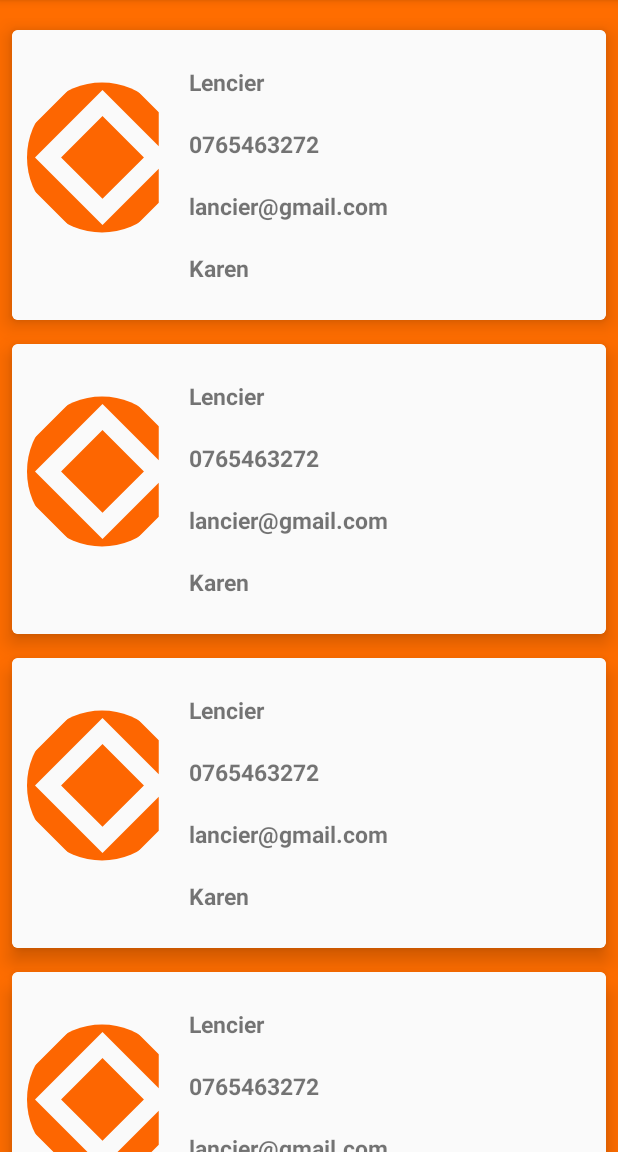
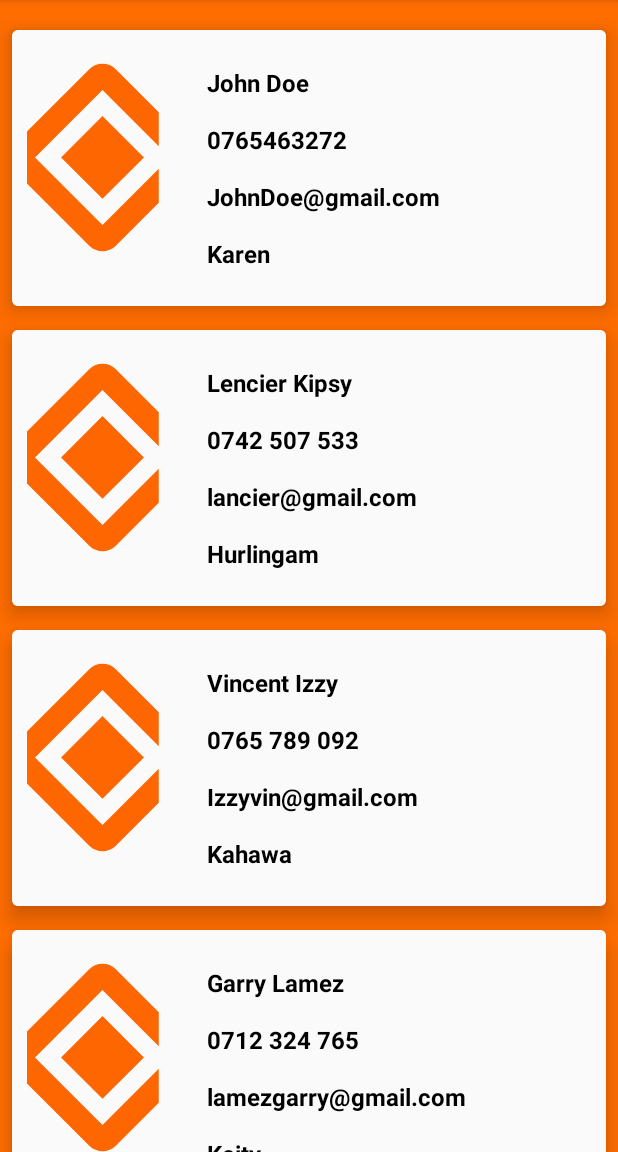
Before and after one commit to Awuor-Nancy/My-Contact-Application, an Android app: the screen it shows after launch (MainActivity), on a phone screen of 412 x 824 dp, the part 84-1236 px from its top. Run offline under Robolectric (Android 15) with nearby library versions, the phone set to English and light mode, and no system bars; our stand-ins replace Picasso; pictures from the network do not load.

Commit message:
added constraints

```diff
--- a/app/src/main/java/pic_book/com/mycontacts/ContactAdapter.kt
+++ b/app/src/main/java/pic_book/com/mycontacts/ContactAdapter.kt
@@ -13,7 +13,7 @@ RecyclerView.Adapter<ContactsViewHolder>(){
     override fun onCreateViewHolder(parent: ViewGroup, viewType: Int): ContactsViewHolder {
         //displays the list of items
 
-        var binding = ContactListItemBinding.inflate(LayoutInflater.from(parent.context),parent,false)
+        var binding =ContactListItemBinding.inflate(LayoutInflater.from(parent.context),parent,false)
         var contactsViewHolder = ContactsViewHolder(binding)
         return  contactsViewHolder
     }
@@ -24,8 +24,6 @@ RecyclerView.Adapter<ContactsViewHolder>(){
         holder.binding.tvPhone.text=currentContact.phoneNumber
         holder.binding.tvAddress.text=currentContact.address
         holder.binding.tvEmail.text=currentContact.email
-
-
         Picasso.get()
             .load(currentContact.image)
             .placeholder(R.drawable.ic_baseline_account_circle_24)
--- a/app/src/main/java/pic_book/com/mycontacts/MainActivity.kt
+++ b/app/src/main/java/pic_book/com/mycontacts/MainActivity.kt
@@ -15,13 +15,13 @@ class MainActivity : AppCompatActivity() {
     }
     fun displayContacts(){
 
-        var contact1 = Contact("Lencier","0765463272","lancier@gmail.com","Karen","https://unsplash.com/photos/fUFOerH8hhQ")
-        var contact2 = Contact("Lencier","0765463272","lancier@gmail.com","Karen","https://unsplash.com/photos/fUFOerH8hhQ")
-        var contact3 = Contact("Lencier","0765463272","lancier@gmail.com","Karen","https://unsplash.com/photos/fUFOerH8hhQ")
-        var contact4 = Contact("Lencier","0765463272","lancier@gmail.com","Karen","https://unsplash.com/photos/fUFOerH8hhQ")
-        var contact5 = Contact("Lencier","0765463272","lancier@gmail.com","Karen","https://unsplash.com/photos/fUFOerH8hhQ")
-        var contact6 = Contact("Lencier","0765463272","lancier@gmail.com","Karen","https://unsplash.com/photos/fUFOerH8hhQ")
-        var contact7 = Contact("Lencier","0765463272","lancier@gmail.com","Karen","https://unsplash.com/photos/fUFOerH8hhQ")
+        var contact1 = Contact("John Doe","0765463272","JohnDoe@gmail.com","Karen","https://unsplash.com/photos/fUFOerH8hhQ")
+        var contact2 = Contact("Lencier Kipsy","0742 507 533","lancier@gmail.com","Hurlingam","https://media.istockphoto.com/photos/excited-woman-wearing-rainbow-cardigan-picture-id1327495437?b=1&k=20&m=1327495437&s=170667a&w=0&h=Vbl-XLyAnBoTkyGXXi-X1CFzuSHlNcn-dqB-sCosxFo=")
+        var contact3 = Contact("Vincent Izzy","0765 789 092","Izzyvin@gmail.com","Kahawa","https://media.istockphoto.com/photos/excited-woman-wearing-rainbow-cardigan-picture-id1327495437?b=1&k=20&m=1327495437&s=170667a&w=0&h=Vbl-XLyAnBoTkyGXXi-X1CFzuSHlNcn-dqB-sCosxFo=")
+        var contact4 = Contact("Garry Lamez","0712 324 765","lamezgarry@gmail.com","Kcity","https://media.istockphoto.com/photos/shot-of-a-young-doctor-using-a-digital-tablet-in-a-modern-hospital-picture-id1366374033?b=1&k=20&m=1366374033&s=170667a&w=0&h=WAS8kD-qE-DkPmk-RV4nbQfw7ii03w1owc47j0FpLYU=")
+        var contact5 = Contact("Edrian Ozzi","0709 321 780","Ozziedi@gmail.com","Buruburu","https://media.istockphoto.com/photos/cheerful-fashionable-adult-man-in-city-setting-picture-id1310533180?b=1&k=20&m=1310533180&s=170667a&w=0&h=EdRuvIkrMifhyZJkHXf5Pk68ri44_g7OFnU8lIdbc-c=")
+        var contact6 = Contact("Damian Liam","0100 986 421","Liamdamian@gmail.com","Westlands","https://media.istockphoto.com/photos/elopement-wedding-picture-id1334542509?b=1&k=20&m=1334542509&s=170667a&w=0&h=MXlV6R3q3J5sGagIV4Iobn_S60HOCOzJPWahxPbZinI=")
+        var contact7 = Contact("Lizy Mitchelle","0798 075 321","MishyLiz@gmail.com","Upperhill","https://images.unsplash.com/photo-1503023345310-bd7c1de61c7d?ixlib=rb-1.2.1&ixid=MnwxMjA3fDB8MHxzZWFyY2h8MXx8aHVtYW58ZW58MHx8MHx8&auto=format&fit=crop&w=500&q=60")
 
 
         var contactList = listOf(contact1,contact2,contact3,contact4,contact5,contact6,contact7)
--- a/app/src/main/java/pic_book/com/mycontacts/viewContactActivity.kt
+++ b/app/src/main/java/pic_book/com/mycontacts/viewContactActivity.kt
@@ -1,5 +1,6 @@
 package pic_book.com.mycontacts
 
+import android.content.Intent
 import androidx.appcompat.app.AppCompatActivity
 import android.os.Bundle
 import android.widget.Toast
@@ -17,13 +18,16 @@ class viewContactActivity : AppCompatActivity() {
     }
     fun getExtras(){
         val extras = intent.extras
-        val name = extras?.getString("Name", "")
-        var email = extras?.getString("Email","")
-        var contact = extras?.getString("Phone","")
-        binding.tvContact.text = contact
+        val name = extras?.getString("Name","")
         binding.tvShow.text = name
+        val email = extras?.getString("Email","")
+        binding.tvEmail1.text = email
+        val phonenumber = extras?.getString("Phone","")
+        binding.tvContact.text = phonenumber
+        val address = extras?.getString("Address","")
+        binding.tvAddress1.text = address
+        val image = extras?.getString("Image","")
 
-       val image= extras?.getString("Image","")
         Picasso.get()
             .load(image)
             .placeholder(R.drawable.ic_baseline_account_circle_24)
@@ -32,9 +36,13 @@ class viewContactActivity : AppCompatActivity() {
             .centerCrop()
             .into(binding.ivShow)
 
+        Toast.makeText(this," $name: $email",Toast.LENGTH_SHORT).show()
 
 
-        Toast.makeText(this," $name: $email",Toast.LENGTH_SHORT).show()
+        binding.ivBack.setOnClickListener {
+            val  intent = Intent(this,MainActivity::class.java)
+            startActivity(intent)
 
+       }
     }
-}
+  }
--- a/app/src/main/res/layout/activity_view_contact.xml
+++ b/app/src/main/res/layout/activity_view_contact.xml
@@ -107,7 +107,7 @@
         app:srcCompat="@drawable/ic_baseline_location_on_24" />
 
     <TextView
-        android:id="@+id/tvCountry"
+        android:id="@+id/tvAddress1"
         android:layout_width="wrap_content"
         android:layout_height="wrap_content"
         android:layout_marginTop="60dp"
@@ -227,4 +227,16 @@
         app:layout_constraintTop_toTopOf="parent"
         app:srcCompat="@drawable/ic_baseline_keyboard_backspace_24" />
 
+    <TextView
+        android:id="@+id/tvEmail1"
+        android:layout_width="wrap_content"
+        android:layout_height="wrap_content"
+        android:layout_marginTop="16dp"
+        android:text="vinny98@gmail.com"
+        android:textSize="16sp"
+        android:textStyle="bold"
+        app:layout_constraintEnd_toEndOf="parent"
+        app:layout_constraintStart_toStartOf="parent"
+        app:layout_constraintTop_toBottomOf="@+id/ivText" />
+
 </androidx.constraintlayout.widget.ConstraintLayout>
--- a/app/src/main/res/layout/contact_list_item.xml
+++ b/app/src/main/res/layout/contact_list_item.xml
@@ -16,7 +16,70 @@
         android:background="#EC105B"
         android:backgroundTint="#FAFAFA">
 
-        <de.hdodenhof.circleimageview.CircleImageView
+        <TextView
+            android:id="@+id/tvName"
+            android:layout_width="0dp"
+            android:layout_height="wrap_content"
+            android:layout_marginStart="130dp"
+            android:layout_marginTop="24dp"
+            android:layout_marginEnd="24dp"
+            tools:text="John Doe"
+            android:textColor="#000000"
+            android:textSize="16sp"
+            android:textStyle="bold"
+            app:layout_constraintEnd_toEndOf="parent"
+            app:layout_constraintStart_toStartOf="parent"
+            app:layout_constraintTop_toTopOf="parent" />
+
+        <TextView
+            android:id="@+id/tvPhone"
+            android:layout_width="0dp"
+            android:layout_height="wrap_content"
+            android:layout_marginStart="130dp"
+            android:layout_marginTop="16dp"
+            android:layout_marginEnd="24dp"
+            tools:text="+ 254 42 507 533"
+            android:textColor="#000000"
+            android:textSize="16sp"
+            android:textStyle="bold"
+            app:layout_constraintEnd_toEndOf="parent"
+            app:layout_constraintStart_toStartOf="parent"
+            app:layout_constraintTop_toBottomOf="@+id/tvName" />
+
+        <TextView
+            android:id="@+id/tvEmail"
+            android:layout_width="0dp"
+            android:layout_height="wrap_content"
+            android:layout_marginStart="130dp"
+            android:layout_marginTop="16dp"
+            android:layout_marginEnd="24dp"
+            tools:text="johndoe@gmail.com"
+            android:textColor="#000000"
+            android:textSize="16sp"
+            android:textStyle="bold"
+            app:layout_constraintEnd_toEndOf="parent"
+            app:layout_constraintStart_toStartOf="parent"
+            app:layout_constraintTop_toBottomOf="@+id/tvPhone" />
+
+        <TextView
+            android:id="@+id/tvAddress"
+            android:layout_width="0dp"
+            android:layout_height="wrap_content"
+            android:layout_marginStart="130dp"
+            android:layout_marginTop="16dp"
+            android:layout_marginEnd="24dp"
+            android:layout_marginBottom="24dp"
+            tools:text="@string/_616_korongo_rd"
+            android:textColor="#000000"
+            android:textColorHint="#000000"
+            android:textSize="16sp"
+            android:textStyle="bold"
+            app:layout_constraintBottom_toBottomOf="parent"
+            app:layout_constraintEnd_toEndOf="parent"
+            app:layout_constraintStart_toStartOf="parent"
+            app:layout_constraintTop_toBottomOf="@+id/tvEmail" />
+
+        <ImageView
             android:id="@+id/ivUser"
             android:layout_width="100dp"
             android:layout_height="150dp"
@@ -26,69 +89,5 @@
             app:layout_constraintTop_toTopOf="parent"
             app:srcCompat="@drawable/ic_baseline_account_circle_24" />
 
-        <TextView
-            android:id="@+id/tvName"
-            android:layout_width="0dp"
-            android:layout_height="wrap_content"
-            android:layout_marginStart="8dp"
-            android:layout_marginTop="24dp"
-            android:layout_marginEnd="8dp"
-            android:layout_marginBottom="24dp"
-            android:textSize="15sp"
-            android:textStyle="bold"
-            app:layout_constraintBottom_toTopOf="@+id/tvPhone"
-            app:layout_constraintEnd_toEndOf="parent"
-            app:layout_constraintHorizontal_bias="0.2"
-            app:layout_constraintStart_toEndOf="@+id/ivUser"
-            app:layout_constraintTop_toTopOf="parent"
-            tools:text="John Doe" />
-
-        <TextView
-            android:id="@+id/tvPhone"
-            android:layout_width="0dp"
-            android:layout_height="wrap_content"
-            android:layout_marginStart="8dp"
-            android:layout_marginTop="20dp"
-            android:layout_marginEnd="8dp"
-            android:textSize="15sp"
-            android:textStyle="bold"
-            app:layout_constraintEnd_toEndOf="parent"
-            app:layout_constraintHorizontal_bias="0.2"
-            app:layout_constraintStart_toEndOf="@+id/ivUser"
-            app:layout_constraintTop_toBottomOf="@+id/tvName"
-            tools:text="Phone Number" />
-
-        <TextView
-            android:id="@+id/tvEmail"
-            android:layout_width="0dp"
-            android:layout_height="wrap_content"
-            android:layout_marginStart="8dp"
-            android:layout_marginTop="20dp"
-            android:layout_marginEnd="8dp"
-            android:textSize="15sp"
-            android:textStyle="bold"
-            app:layout_constraintEnd_toEndOf="parent"
-            app:layout_constraintHorizontal_bias="0.2"
-            app:layout_constraintStart_toEndOf="@+id/ivUser"
-            app:layout_constraintTop_toBottomOf="@+id/tvPhone"
-            tools:text="Email Address" />
-
-        <TextView
-            android:id="@+id/tvAddress"
-            android:layout_width="0dp"
-            android:layout_height="wrap_content"
-            android:layout_marginStart="8dp"
-            android:layout_marginTop="20dp"
-            android:layout_marginEnd="8dp"
-            android:layout_marginBottom="24dp"
-            android:textSize="15sp"
-            android:textStyle="bold"
-            app:layout_constraintBottom_toBottomOf="parent"
-            app:layout_constraintEnd_toEndOf="parent"
-            app:layout_constraintHorizontal_bias="0.2"
-            app:layout_constraintStart_toEndOf="@+id/ivUser"
-            app:layout_constraintTop_toBottomOf="@+id/tvEmail"
-            tools:text="Address" />
-
     </androidx.constraintlayout.widget.ConstraintLayout>
 </androidx.cardview.widget.CardView>
--- a/app/src/main/res/values/strings.xml
+++ b/app/src/main/res/values/strings.xml
@@ -7,4 +7,5 @@
     <string name="yesterday_8_49_pm_6s">Yesterday 8:49 PM (6s)</string>
     <string name="call_history">Call History</string>
     <string name="today_1_00_am">Today 1:00 am</string>
+    <string name="_616_korongo_rd">616 Korongo Rd.</string>
 </resources>
```
